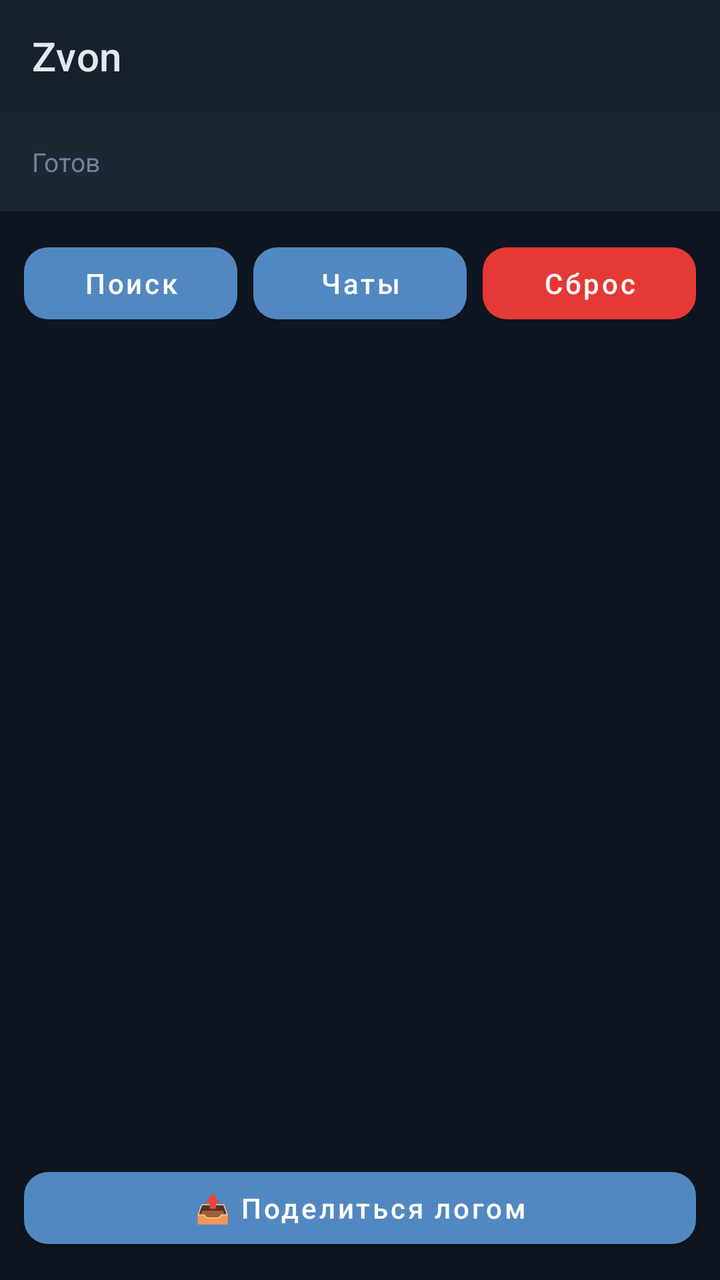
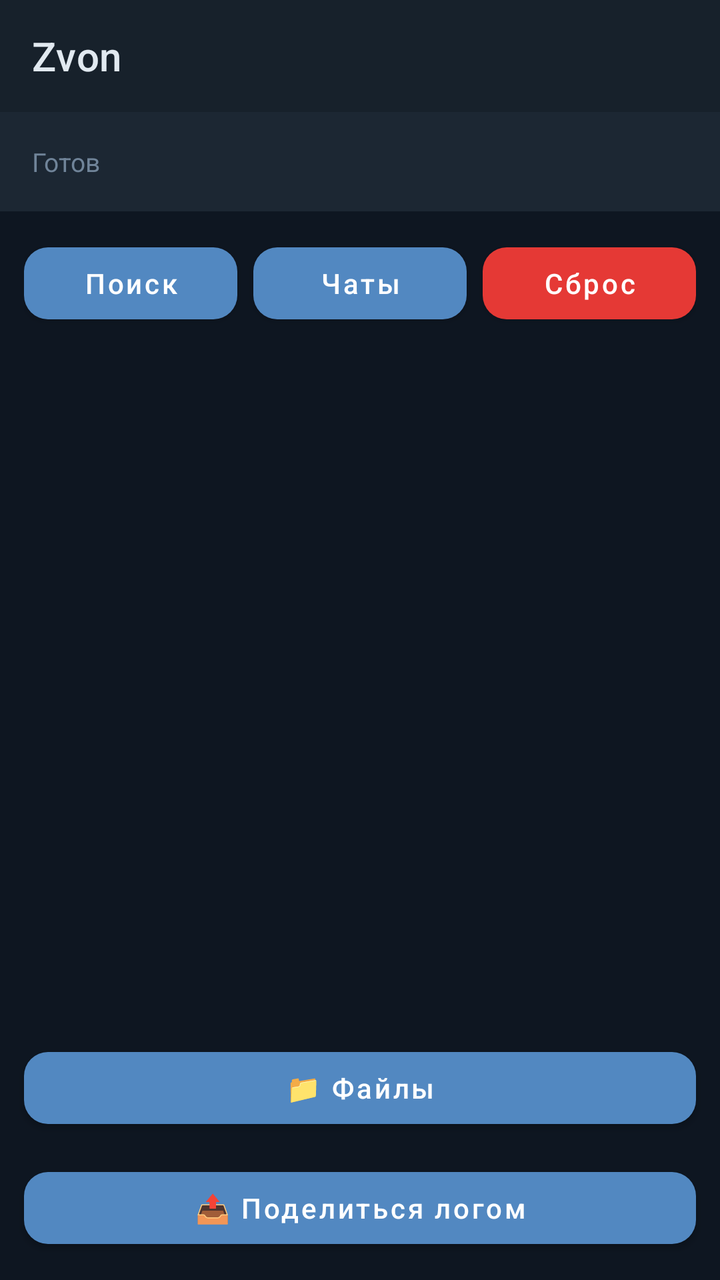

Two renders of the same Android screen: before a commit and after it. Below are the layout's source before the change and the commit's diff.
<!-- AndroidManifest.xml: application theme Theme.Zvon -->
<!-- res/layout/activity_main.xml -->
<?xml version="1.0" encoding="utf-8"?>
<FrameLayout xmlns:android="http://schemas.android.com/apk/res/android"
    xmlns:app="http://schemas.android.com/apk/res-auto"
    android:layout_width="match_parent" android:layout_height="match_parent"
    android:background="@color/z_bg">

    <LinearLayout android:id="@+id/discoveryView"
        android:layout_width="match_parent" android:layout_height="match_parent"
        android:orientation="vertical">

        <com.google.android.material.appbar.MaterialToolbar
            android:layout_width="match_parent" android:layout_height="?attr/actionBarSize"
            android:background="@color/z_surface"
            app:title="Zvon"
            app:titleTextColor="@color/z_text_primary" />

        <TextView android:id="@+id/statusText"
            android:layout_width="match_parent" android:layout_height="wrap_content"
            android:padding="16dp" android:text="Готов"
            android:textColor="@color/z_text_secondary" android:textSize="13sp"
            android:background="@color/z_surface_alt" />

        <LinearLayout android:layout_width="match_parent" android:layout_height="wrap_content"
            android:orientation="horizontal" android:padding="12dp">
            <com.google.android.material.button.MaterialButton
                android:id="@+id/btnDiscover" style="@style/Z_Button_Primary"
                android:layout_width="0dp" android:layout_weight="1"
                android:layout_height="wrap_content" android:text="Поиск" />
            <com.google.android.material.button.MaterialButton
                android:id="@+id/btnChats" style="@style/Z_Button_Primary"
                android:layout_width="0dp" android:layout_weight="1"
                android:layout_marginStart="8dp" android:layout_height="wrap_content"
                android:text="Чаты" />
            <com.google.android.material.button.MaterialButton
                android:id="@+id/btnForceReset" style="@style/Z_Button_Danger"
                android:layout_width="0dp" android:layout_weight="1"
                android:layout_marginStart="8dp" android:layout_height="wrap_content"
                android:text="Сброс" />
        </LinearLayout>

        <ScrollView android:layout_width="match_parent" android:layout_height="0dp"
            android:layout_weight="1">
            <LinearLayout android:id="@+id/peerList" android:layout_width="match_parent"
                android:layout_height="wrap_content" android:orientation="vertical"
                android:padding="12dp" />
        </ScrollView>

        <com.google.android.material.button.MaterialButton
            android:id="@+id/btnShareLog" style="@style/Z_Button_Primary"
            android:layout_width="match_parent" android:layout_height="wrap_content"
            android:layout_margin="12dp" android:text="📤 Поделиться логом" />
    </LinearLayout>

    <LinearLayout android:id="@+id/callView" android:visibility="gone"
        android:layout_width="match_parent" android:layout_height="match_parent"
        android:orientation="vertical" android:gravity="center"
        android:background="@color/z_bg" android:padding="24dp">

        <TextView android:id="@+id/callStatus" android:layout_width="wrap_content"
            android:layout_height="wrap_content" android:text="Звонок"
            android:textColor="@color/z_text_primary" android:textSize="22sp"
            android:textStyle="bold" />
        <TextView android:id="@+id/callPeer" android:layout_width="wrap_content"
            android:layout_height="wrap_content" android:layout_marginTop="8dp"
            android:text="" android:textColor="@color/z_text_secondary" android:textSize="14sp" />
        <TextView android:id="@+id/callDuration" android:layout_width="wrap_content"
            android:layout_height="wrap_content" android:layout_marginTop="24dp"
            android:text="00:00" android:textColor="@color/z_text_primary"
            android:textSize="48sp" android:fontFamily="monospace" />
        <TextView android:id="@+id/callStats" android:layout_width="wrap_content"
            android:layout_height="wrap_content" android:layout_marginTop="8dp"
            android:text="" android:textColor="@color/z_text_secondary"
            android:textSize="10sp" android:fontFamily="monospace" />

        <LinearLayout android:layout_width="match_parent" android:layout_height="wrap_content"
            android:orientation="horizontal" android:layout_marginTop="40dp">
            <com.google.android.material.button.MaterialButton
                android:id="@+id/btnMute" style="@style/Z_Button_Primary"
                android:layout_width="0dp" android:layout_weight="1"
                android:layout_height="wrap_content" android:layout_marginEnd="6dp"
                android:text="🔇 Без звука" />
            <com.google.android.material.button.MaterialButton
                android:id="@+id/btnSpeaker" style="@style/Z_Button_Primary"
                android:layout_width="0dp" android:layout_weight="1"
                android:layout_height="wrap_content" android:layout_marginStart="6dp"
                android:text="📞 Телефон" />
        </LinearLayout>

        <com.google.android.material.button.MaterialButton
            android:id="@+id/btnHangup" style="@style/Z_Button_Danger"
            android:layout_width="match_parent" android:layout_height="wrap_content"
            android:layout_marginTop="8dp" android:text="Завершить" />
    </LinearLayout>
</FrameLayout>
<!-- resources referenced by this layout -->
<resources>
  <color name="z_bg">#0E1621</color>
  <color name="z_surface">#17212B</color>
  <color name="z_surface_alt">#1C2733</color>
  <color name="z_text_primary">#E1E9F0</color>
  <color name="z_text_secondary">#708499</color>
  <style name="Z_Button_Danger" parent="Widget.MaterialComponents.Button">
          <item name="backgroundTint">@color/z_red</item>
          <item name="android:textColor">#FFFFFF</item>
          <item name="cornerRadius">12dp</item>
          <item name="android:textAllCaps">false</item>
      </style>
  <style name="Z_Button_Primary" parent="Widget.MaterialComponents.Button">
          <item name="backgroundTint">@color/z_accent</item>
          <item name="android:textColor">#FFFFFF</item>
          <item name="cornerRadius">12dp</item>
          <item name="android:textAllCaps">false</item>
      </style>
  <style name="Theme.Zvon" parent="Theme.MaterialComponents.NoActionBar">
          <item name="colorPrimary">@color/z_accent</item>
          <item name="colorPrimaryVariant">@color/z_accent_dark</item>
          <item name="colorSecondary">@color/z_accent</item>
          <item name="android:colorBackground">@color/z_bg</item>
          <item name="colorSurface">@color/z_surface</item>
          <item name="android:windowLightStatusBar">false</item>
          <item name="android:statusBarColor">@color/z_surface</item>
          <item name="android:navigationBarColor">@color/z_bg</item>
      </style>
  <color name="z_red">#E53935</color>
  <color name="z_accent">#5288C1</color>
  <color name="z_accent_dark">#2B5278</color>
</resources>

<!-- the commit's change to res/layout/activity_main.xml (unified diff, before → after) -->
@@ -46,6 +46,12 @@
         </ScrollView>
 
         <com.google.android.material.button.MaterialButton
+            android:id="@+id/btnFiles" style="@style/Z_Button_Primary"
+            android:layout_width="match_parent" android:layout_height="wrap_content"
+            android:layout_marginStart="12dp" android:layout_marginEnd="12dp"
+            android:layout_marginTop="8dp" android:text="📁 Файлы" />
+
+        <com.google.android.material.button.MaterialButton
             android:id="@+id/btnShareLog" style="@style/Z_Button_Primary"
             android:layout_width="match_parent" android:layout_height="wrap_content"
             android:layout_margin="12dp" android:text="📤 Поделиться логом" />
